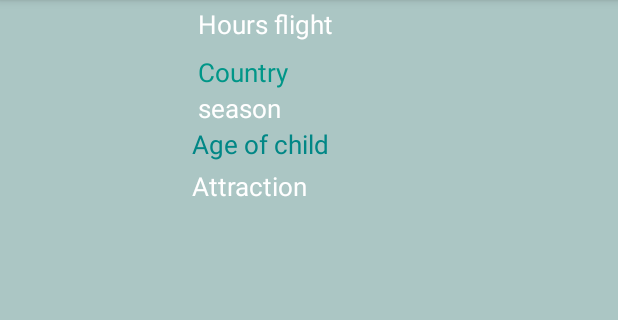
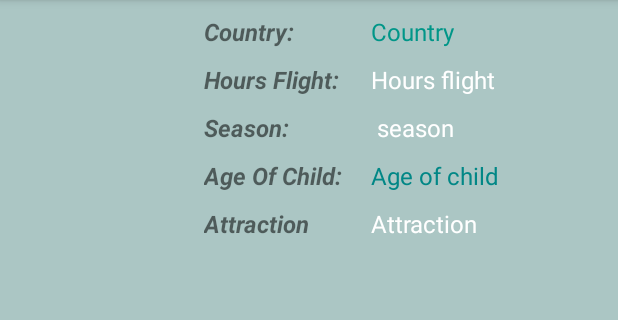
Before and after one commit to ng7897/ngAndroid, an Android app: the custom_layoutMain screen opened directly, with no data from a screen before it, on a phone screen of 412 x 824 dp, the part 84-404 px from its top. Run offline under Robolectric (Android 15) with nearby library versions, the phone set to English and light mode, and no system bars; Roboto replaces fonts that are not available here.

```diff
--- a/app/src/main/res/layout/custom_layout.xml
+++ b/app/src/main/res/layout/custom_layout.xml
@@ -12,41 +12,43 @@
 
     <ImageView
         android:id="@+id/ivProduct"
-        android:layout_width="108dp"
-        android:layout_height="123dp" />
+        android:layout_width="115dp"
+        android:layout_height="134dp" />
 
 
     <TextView
         android:id="@+id/tvCountry"
         android:layout_width="wrap_content"
         android:layout_height="wrap_content"
-        android:layout_marginStart="24dp"
-        android:layout_marginTop="8dp"
+        android:layout_marginStart="132dp"
+        android:layout_marginTop="10dp"
         android:text="Country"
         android:textColor="#009688"
-        android:textSize="17dp"
+        android:textSize="16dp"
         app:layout_constraintStart_toEndOf="@+id/ivProduct"
-        app:layout_constraintTop_toBottomOf="@+id/tvHoursFlight" />
+        app:layout_constraintTop_toTopOf="parent" />
 
     <TextView
         android:id="@+id/tvSeason"
         android:layout_width="wrap_content"
         android:layout_height="wrap_content"
-        android:layout_marginStart="24dp"
+        android:layout_marginStart="136dp"
+        android:layout_marginTop="10dp"
         android:text="season"
         android:textColor="#FFFFFF"
-        android:textSize="17dp"
+        android:textSize="16dp"
         app:layout_constraintStart_toEndOf="@+id/ivProduct"
-        app:layout_constraintTop_toBottomOf="@+id/tvCountry" />
+        app:layout_constraintTop_toBottomOf="@+id/tvHoursFlight" />
 
     <TextView
         android:id="@+id/tvAgeOfChild"
         android:layout_width="wrap_content"
         android:layout_height="wrap_content"
-        android:layout_marginStart="20dp"
+        android:layout_marginStart="132dp"
+        android:layout_marginTop="10dp"
         android:text="Age of child"
         android:textColor="@color/teal_700"
-        android:textSize="17dp"
+        android:textSize="16dp"
         app:layout_constraintStart_toEndOf="@+id/ivProduct"
         app:layout_constraintTop_toBottomOf="@+id/tvSeason" />
 
@@ -54,11 +56,11 @@
         android:id="@+id/tvAttraction"
         android:layout_width="wrap_content"
         android:layout_height="wrap_content"
-        android:layout_marginStart="20dp"
-        android:layout_marginTop="4dp"
+        android:layout_marginStart="132dp"
+        android:layout_marginTop="10dp"
         android:text="Attraction"
         android:textColor="@color/white"
-        android:textSize="17dp"
+        android:textSize="16dp"
         app:layout_constraintStart_toEndOf="@+id/ivProduct"
         app:layout_constraintTop_toBottomOf="@+id/tvAgeOfChild" />
 
@@ -66,13 +68,73 @@
         android:id="@+id/tvHoursFlight"
         android:layout_width="wrap_content"
         android:layout_height="wrap_content"
-        android:layout_marginStart="24dp"
-        android:layout_marginTop="4dp"
+        android:layout_marginStart="132dp"
+        android:layout_marginTop="10dp"
         android:text="Hours flight"
         android:textColor="#FFFFFF"
-        android:textSize="17dp"
+        android:textSize="16dp"
         app:layout_constraintStart_toEndOf="@+id/ivProduct"
+        app:layout_constraintTop_toBottomOf="@+id/tvCountry" />
+
+    <TextView
+        android:id="@+id/hoursFlightText"
+        android:layout_width="wrap_content"
+        android:layout_height="wrap_content"
+        android:layout_marginStart="136dp"
+        android:layout_marginTop="10dp"
+        android:text="Hours Flight:"
+        android:textSize="16dp"
+        android:textStyle="bold|italic"
+        app:layout_constraintStart_toStartOf="parent"
+        app:layout_constraintTop_toBottomOf="@+id/CountyText" />
+
+    <TextView
+        android:id="@+id/CountyText"
+        android:layout_width="wrap_content"
+        android:layout_height="wrap_content"
+        android:layout_marginStart="136dp"
+        android:layout_marginTop="10dp"
+        android:text="Country:"
+        android:textSize="16dp"
+        android:textStyle="bold|italic"
+        app:layout_constraintStart_toStartOf="parent"
         app:layout_constraintTop_toTopOf="parent" />
+
+    <TextView
+        android:id="@+id/seasonText"
+        android:layout_width="wrap_content"
+        android:layout_height="wrap_content"
+        android:layout_marginStart="136dp"
+        android:layout_marginTop="10dp"
+        android:text="Season:"
+        android:textSize="16dp"
+        android:textStyle="bold|italic"
+        app:layout_constraintStart_toStartOf="parent"
+        app:layout_constraintTop_toBottomOf="@+id/hoursFlightText" />
+
+    <TextView
+        android:id="@+id/ageOfChildText"
+        android:layout_width="wrap_content"
+        android:layout_height="wrap_content"
+        android:layout_marginStart="136dp"
+        android:layout_marginTop="10dp"
+        android:text="Age Of Child:"
+        android:textSize="16dp"
+        android:textStyle="bold|italic"
+        app:layout_constraintStart_toStartOf="parent"
+        app:layout_constraintTop_toBottomOf="@+id/seasonText" />
+
+    <TextView
+        android:id="@+id/attractionText"
+        android:layout_width="wrap_content"
+        android:layout_height="wrap_content"
+        android:layout_marginStart="136dp"
+        android:layout_marginTop="10dp"
+        android:text="Attraction"
+        android:textSize="16dp"
+        android:textStyle="bold|italic"
+        app:layout_constraintStart_toStartOf="parent"
+        app:layout_constraintTop_toBottomOf="@+id/ageOfChildText" />
 
 
 </androidx.constraintlayout.widget.ConstraintLayout>
```
Also changed, not shown: app/src/main/java/com/example/tothedestination/FlyListMain.java (+51 -5 lines), app/src/main/java/com/example/tothedestination/loginMain.java (+46 -3 lines), app/src/main/java/com/example/tothedestination/search1Main.java (+41 -0 lines).
